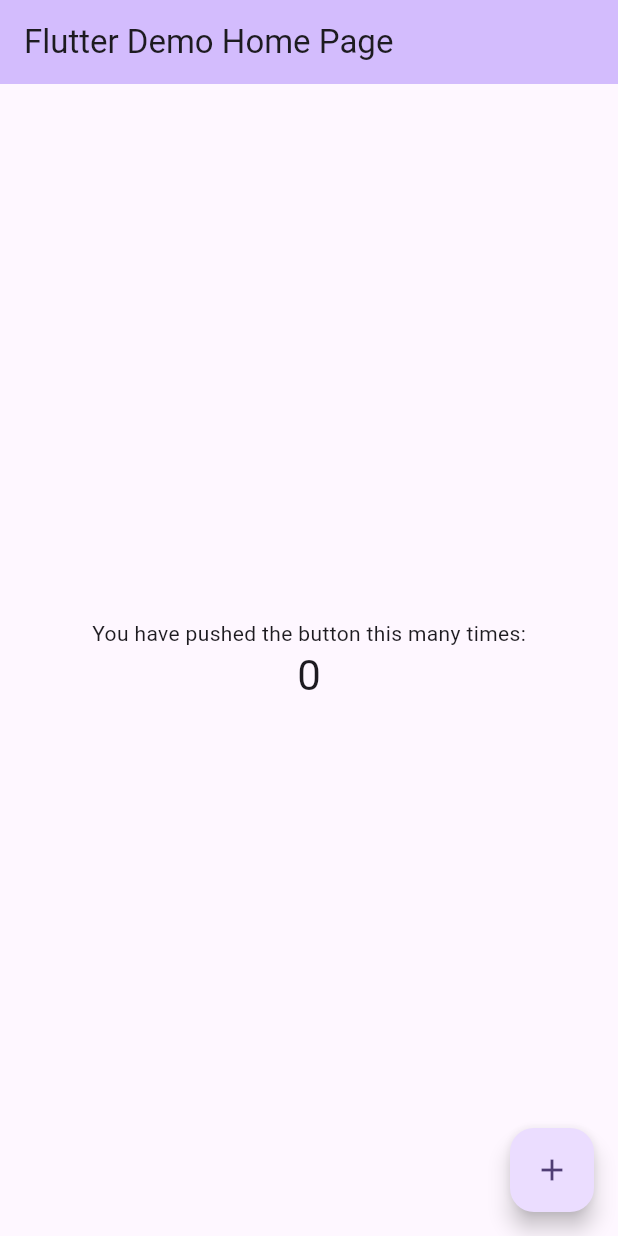
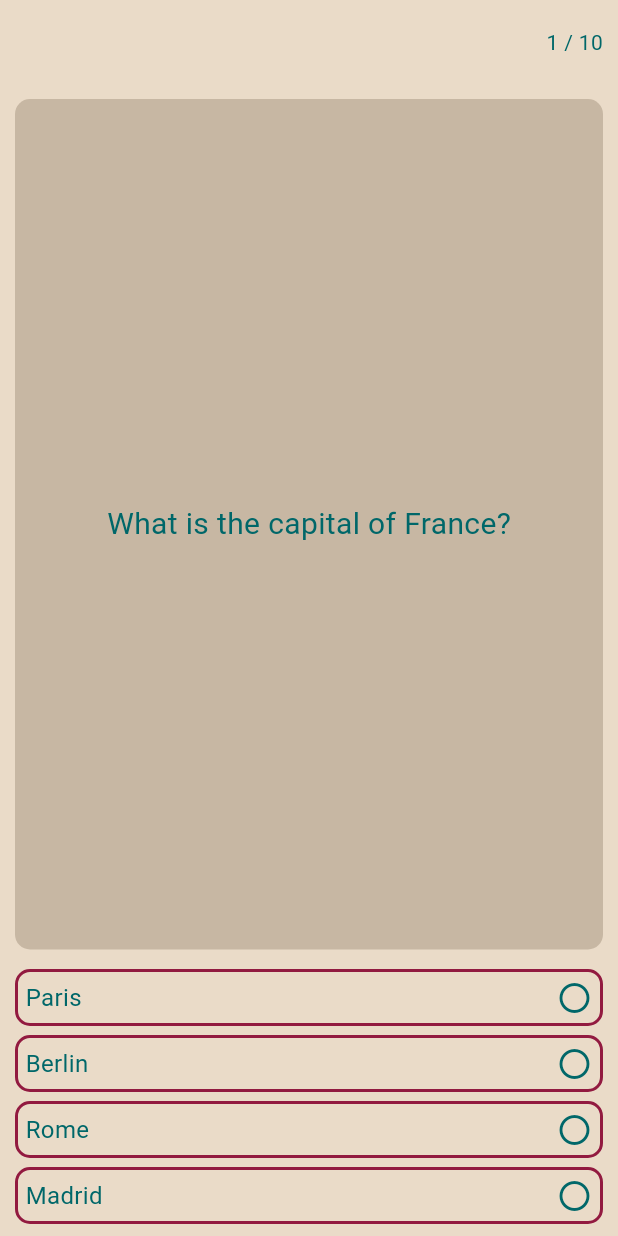
Before and after one commit to greeshmamurali/quiz_app, a Flutter app: the screen it shows after launch, on a phone screen of 412 x 824 dp. Run offline on Flutter 3.47's test engine with Material 3 defaults, Android fonts, the phone set to English and light mode, and no system bars.

```diff
--- a/analysis_options.yaml
+++ b/analysis_options.yaml
@@ -7,7 +7,7 @@
 
 # The following line activates a set of recommended lints for Flutter apps,
 # packages, and plugins designed to encourage good coding practices.
-include: package:flutter_lints/flutter.yaml
+#include: package:flutter_lints/flutter.yaml
 
 linter:
   # The lint rules applied to this project can be customized in the
--- a/lib/main.dart
+++ b/lib/main.dart
@@ -1,125 +1,22 @@
 import 'package:flutter/material.dart';
+import 'package:quiz_app/view/colorConstants.dart';
+import 'package:quiz_app/view/homescreen/homescreen.dart';
 
 void main() {
-  runApp(const MyApp());
+  runApp(MyApp());
 }
 
 class MyApp extends StatelessWidget {
   const MyApp({super.key});
 
-  // This widget is the root of your application.
   @override
   Widget build(BuildContext context) {
     return MaterialApp(
-      title: 'Flutter Demo',
       theme: ThemeData(
-        // This is the theme of your application.
-        //
-        // TRY THIS: Try running your application with "flutter run". You'll see
-        // the application has a purple toolbar. Then, without quitting the app,
-        // try changing the seedColor in the colorScheme below to Colors.green
-        // and then invoke "hot reload" (save your changes or press the "hot
-        // reload" button in a Flutter-supported IDE, or press "r" if you used
-        // the command line to start the app).
-        //
-        // Notice that the counter didn't reset back to zero; the application
-        // state is not lost during the reload. To reset the state, use hot
-        // restart instead.
-        //
-        // This works for code too, not just values: Most code changes can be
-        // tested with just a hot reload.
-        colorScheme: ColorScheme.fromSeed(seedColor: Colors.deepPurple),
-        useMaterial3: true,
+        scaffoldBackgroundColor: Colorconstants.BG_COLOR
       ),
-      home: const MyHomePage(title: 'Flutter Demo Home Page'),
+      home: Homescreen(),
+      debugShowCheckedModeBanner: false,
     );
   }
 }
-
-class MyHomePage extends StatefulWidget {
-  const MyHomePage({super.key, required this.title});
-
-  // This widget is the home page of your application. It is stateful, meaning
-  // that it has a State object (defined below) that contains fields that affect
-  // how it looks.
-
-  // This class is the configuration for the state. It holds the values (in this
-  // case the title) provided by the parent (in this case the App widget) and
-  // used by the build method of the State. Fields in a Widget subclass are
-  // always marked "final".
-
-  final String title;
-
-  @override
-  State<MyHomePage> createState() => _MyHomePageState();
-}
-
-class _MyHomePageState extends State<MyHomePage> {
-  int _counter = 0;
-
-  void _incrementCounter() {
-    setState(() {
-      // This call to setState tells the Flutter framework that something has
-      // changed in this State, which causes it to rerun the build method below
-      // so that the display can reflect the updated values. If we changed
-      // _counter without calling setState(), then the build method would not be
-      // called again, and so nothing would appear to happen.
-      _counter++;
-    });
-  }
-
-  @override
-  Widget build(BuildContext context) {
-    // This method is rerun every time setState is called, for instance as done
-    // by the _incrementCounter method above.
-    //
-    // The Flutter framework has been optimized to make rerunning build methods
-    // fast, so that you can just rebuild anything that needs updating rather
-    // than having to individually change instances of widgets.
-    return Scaffold(
-      appBar: AppBar(
-        // TRY THIS: Try changing the color here to a specific color (to
-        // Colors.amber, perhaps?) and trigger a hot reload to see the AppBar
-        // change color while the other colors stay the same.
-        backgroundColor: Theme.of(context).colorScheme.inversePrimary,
-        // Here we take the value from the MyHomePage object that was created by
-        // the App.build method, and use it to set our appbar title.
-        title: Text(widget.title),
-      ),
-      body: Center(
-        // Center is a layout widget. It takes a single child and positions it
-        // in the middle of the parent.
-        child: Column(
-          // Column is also a layout widget. It takes a list of children and
-          // arranges them vertically. By default, it sizes itself to fit its
-          // children horizontally, and tries to be as tall as its parent.
-          //
-          // Column has various properties to control how it sizes itself and
-          // how it positions its children. Here we use mainAxisAlignment to
-          // center the children vertically; the main axis here is the vertical
-          // axis because Columns are vertical (the cross axis would be
-          // horizontal).
-          //
-          // TRY THIS: Invoke "debug painting" (choose the "Toggle Debug Paint"
-          // action in the IDE, or press "p" in the console), to see the
-          // wireframe for each widget.
-          mainAxisAlignment: MainAxisAlignment.center,
-          children: <Widget>[
-            const Text(
-              'You have pushed the button this many times:',
-            ),
-            Text(
-              '$_counter',
-              style: Theme.of(context).textTheme.headlineMedium,
-            ),
-          ],
-        ),
-      ),
-      floatingActionButton: FloatingActionButton(
-        onPressed: _incrementCounter,
-        tooltip: 'Increment',
-        child: const Icon(Icons.add),
-      ), // This trailing comma makes auto-formatting nicer for build methods.
-    );
-  }
-}
--- /dev/null
+++ b/lib/view/colorConstants.dart
@@ -0,0 +1,12 @@
+import 'package:flutter/material.dart';
+
+class Colorconstants {
+  static const Color BG_COLOR = Color(0xffEADBC8);
+  static const Color TEXT_COLOR = Color(0xff006769);
+  static const Color BORDER_COLOR = Color(0xff921A40);
+  static const Color CONTAINER_COLOR = Color(0xffC7B7A3);
+  static const Color STAR = Colors.amber;
+    static const Color rightAnswerColor = Color.fromARGB(255, 7, 10, 194);
+  static const Color wrongAnswerColor = Color(0xffFF5580);
+  static const Color goldenYellowColor = Color(0xffFABC3F);
+}
--- /dev/null
+++ b/lib/view/dummydb.dart
@@ -0,0 +1,55 @@
+class Dummydb {
+ static List<Map> data = [
+  {
+    'question': 'What is the capital of France?',
+    'options': ['Paris', 'Berlin', 'Rome', 'Madrid'],
+    'answerIndex': 0
+  },
+  {
+    'question': 'Which planet is known as the Red Planet?',
+    'options': ['Earth', 'Mars', 'Jupiter', 'Venus'],
+    'answerIndex': 1
+  },
+  {
+    'question': 'What is the largest mammal?',
+    'options': ['Elephant', 'Blue Whale', 'Giraffe', 'Shark'],
+    'answerIndex': 1
+  },
+  {
+    'question': 'Who wrote "Hamlet"?',
+    'options': ['Charles Dickens', 'William Shakespeare', 'Mark Twain', 'J.K. Rowling'],
+    'answerIndex': 1
+  },
+  {
+    'question': 'What is the square root of 64?',
+    'options': ['6', '7', '8', '9'],
+    'answerIndex': 2
+  },
+  {
+    'question': 'Which country is the Great Wall located in?',
+    'options': ['India', 'China', 'Japan', 'Russia'],
+    'answerIndex': 1
+  },
+  {
+    'question': 'What is the chemical symbol for water?',
+    'options': ['H2O', 'O2', 'CO2', 'NaCl'],
+    'answerIndex': 0
+  },
+  {
+    'question': 'Who painted the Mona Lisa?',
+    'options': ['Pablo Picasso', 'Vincent van Gogh', 'Leonardo da Vinci', 'Claude Monet'],
+    'answerIndex': 2
+  },
+  {
+    'question': 'Which gas do plants absorb from the atmosphere?',
+    'options': ['Oxygen', 'Carbon Dioxide', 'Nitrogen', 'Hydrogen'],
+    'answerIndex': 1
+  },
+  {
+    'question': 'What is the hardest natural substance on Earth?',
+    'options': ['Gold', 'Iron', 'Diamond', 'Silver'],
+    'answerIndex': 2
+  }
+];
+
+}
--- /dev/null
+++ b/lib/view/homescreen/homescreen.dart
@@ -0,0 +1,146 @@
+import 'package:flutter/material.dart';
+import 'package:quiz_app/view/colorConstants.dart';
+import 'package:quiz_app/view/dummydb.dart';
+import 'package:quiz_app/view/result/result.dart';
+
+class Homescreen extends StatefulWidget {
+  const Homescreen({super.key});
+
+  @override
+  State<Homescreen> createState() => _HomescreenState();
+}
+
+class _HomescreenState extends State<Homescreen> {
+  int pos = 0;
+  bool correct = false;
+  int? selectedOption;
+
+
+  int? selectedAnswerIndex;
+
+  @override
+  Widget build(BuildContext context) {
+    return Scaffold(
+      backgroundColor: Colorconstants.BG_COLOR,
+      appBar: AppBar(
+        backgroundColor: Colorconstants.BG_COLOR,
+        actions: [
+          Padding(
+            padding: const EdgeInsets.all(10.0),
+            child: Text('${pos + 1} / ${Dummydb.data.length}',
+                style: TextStyle(color: Colorconstants.TEXT_COLOR)),
+          )
+        ],
+      ),
+      body: Column(
+        children: [
+          Expanded(
+            child: Container(
+              margin: EdgeInsets.symmetric(horizontal: 10, vertical: 10),
+              width: double.infinity,
+              height: MediaQuery.of(context).size.height * .6,
+              decoration: BoxDecoration(
+                  color: Colorconstants.CONTAINER_COLOR,
+                  borderRadius: BorderRadius.circular(10)),
+              child: Center(
+                child: Text(
+                  Dummydb.data[pos]['question'],
+                  style:
+                      TextStyle(color: Colorconstants.TEXT_COLOR, fontSize: 20),
+                ),
+              ),
+            ),
+          ),
+          Column(
+              children: List.generate(
+            4,
+            (optionIndex) {
+
+              return InkWell(
+                onTap: () {
+                  if (selectedAnswerIndex==null)
+                  selectedAnswerIndex = optionIndex;
+                  setState(() {});
+                },
+                child: Container(
+                    margin: EdgeInsets.symmetric(vertical: 3, horizontal: 10),
+                    padding: EdgeInsets.all(5),
+                    width: double.infinity,
+                    decoration: BoxDecoration(
+                        border: Border.all(
+                          width: 2,
+                          color: getColor(optionIndex),
+                        ),
+                        borderRadius: BorderRadius.circular(10)),
+                    child: Row(
+                      mainAxisAlignment: MainAxisAlignment.spaceBetween,
+                      children: [
+                        Text(
+                          Dummydb.data[pos]['options'][optionIndex],
+                          style: TextStyle(
+                              color: Colorconstants.TEXT_COLOR, fontSize: 16),
+                        ),
+                        Icon(
+                          Icons.radio_button_off,
+                          color: Colorconstants.TEXT_COLOR,
+                        )
+                      ],
+                    )),
+              );
+            },
+          )),
+          SizedBox(
+            height: 5,
+          ),
+
+          selectedAnswerIndex==null?SizedBox():
+          InkWell(
+            onTap: () {
+              selectedAnswerIndex = null;
+              if (pos < Dummydb.data.length - 1) {
+                setState(() {
+                  pos++;
+                });
+              } else
+                Navigator.pushReplacement(
+                  context,
+                  MaterialPageRoute(
+                    builder: (context) => Result(rightAnserCount: 8,),
+                  ),
+                );
+            },
+            child: Container(
+              margin: EdgeInsets.symmetric(horizontal: 10, vertical: 10),
+              padding: EdgeInsets.symmetric(vertical: 10),
+              decoration: BoxDecoration(
+                  color: Color(0xff664343), borderRadius: BorderRadius.circular(6)),
+              child: Center(
+                child: Text(
+                  'NEXT',
+                  style: TextStyle(color: Colors.white),
+                ),
+              ),
+            ),
+          )
+        ],
+      ),
+    );
+  }
+
+  Color getColor(int currentOptionIndex) {
+    if (selectedAnswerIndex != null &&
+        currentOptionIndex == Dummydb.data[pos]['answerIndex']) {
+      return Colorconstants.rightAnswerColor;
+    }
+
+    if (selectedAnswerIndex == currentOptionIndex) {
+      if (selectedAnswerIndex == Dummydb.data[pos]['answerIndex']) {
+        return Colorconstants.rightAnswerColor;
+      } else {
+        return Colorconstants.wrongAnswerColor;
+      }
+    } else {
+      return Colorconstants.BORDER_COLOR;
+    }
+  }
+}
```
Also changed, not shown: lib/view/result/result.dart (added, +125 -0 lines).
